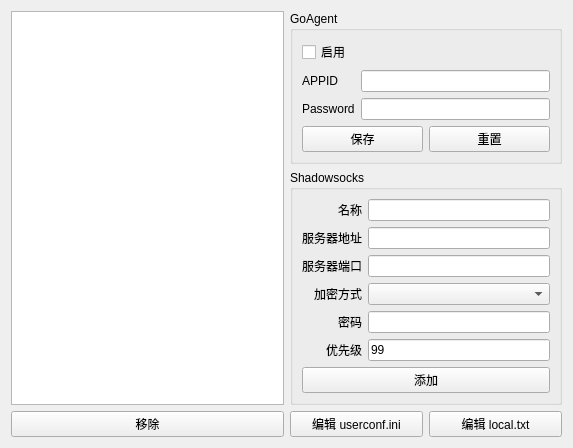
The window that fgfw-lite/ui/settings.ui (bylheart/fwlite) describes before a commit, drawn with Qt 5.
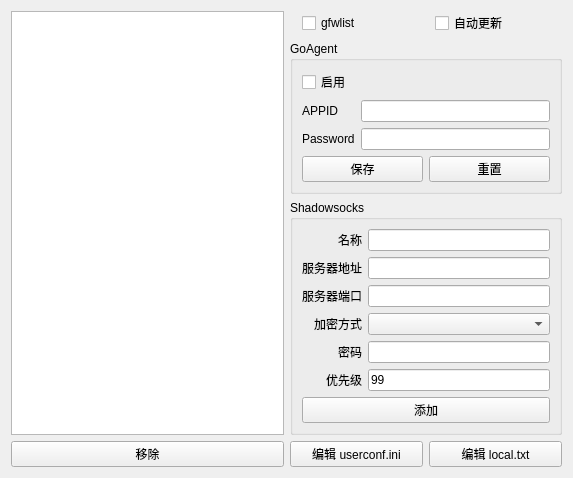
The same window after the commit.

Commit message: add switch for gfwlist and update

What changed in the file:
```diff
--- a/fgfw-lite/ui/settings.ui
+++ b/fgfw-lite/ui/settings.ui
@@ -7,7 +7,7 @@
     <x>0</x>
     <y>0</y>
     <width>573</width>
-    <height>380</height>
+    <height>411</height>
    </rect>
   </property>
   <property name="windowTitle">
@@ -34,6 +34,27 @@
    </item>
    <item>
     <layout class="QVBoxLayout" name="verticalLayout">
+     <item>
+      <layout class="QHBoxLayout" name="horizontalLayout_6">
+       <property name="leftMargin">
+        <number>12</number>
+       </property>
+       <item>
+        <widget class="QCheckBox" name="gfwlistToggle">
+         <property name="text">
+          <string>gfwlist</string>
+         </property>
+        </widget>
+       </item>
+       <item>
+        <widget class="QCheckBox" name="updateToggle">
+         <property name="text">
+          <string>自动更新</string>
+         </property>
+        </widget>
+       </item>
+      </layout>
+     </item>
      <item>
       <widget class="QGroupBox" name="goagentBox">
        <property name="title">
```
The commit also changes 5 other files.
